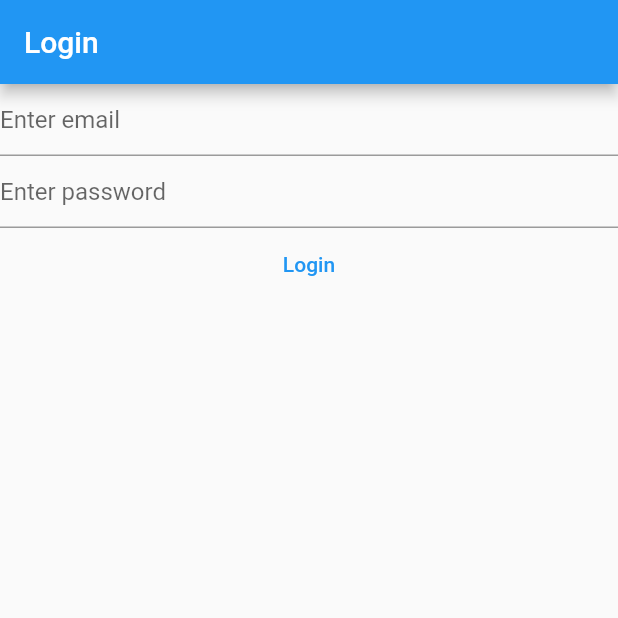
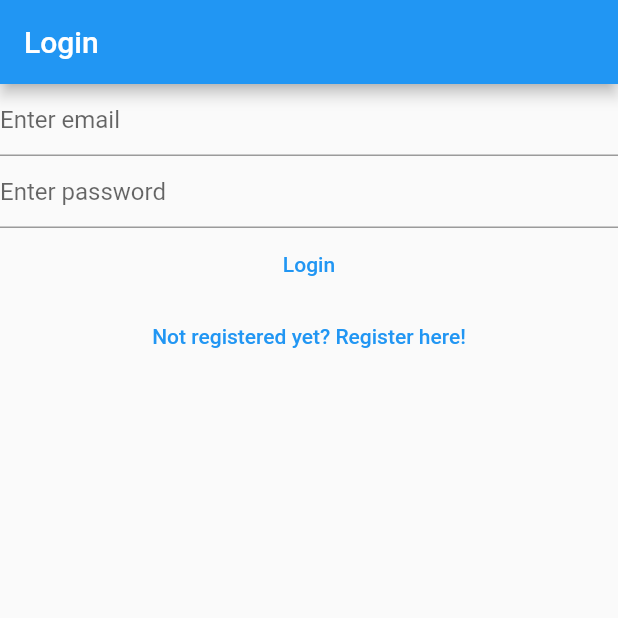
Before and after one commit to abdelillah-tam/first_flutter_app, a Flutter app: the screen it shows after launch, on a phone screen of 412 x 824 dp, the top half of it. Run offline on Flutter 3.47's test engine with Material 2 defaults, Android fonts, the phone set to English and light mode, and no system bars; our stand-ins replace firebase_auth, firebase_core; accounts and stored records are empty.

Commit message:
Separate views, and create register_view.dart

```diff
--- a/lib/main.dart
+++ b/lib/main.dart
@@ -1,8 +1,10 @@
-import 'package:first_flutter_app/firebase_options.dart';
-import 'package:first_flutter_app/views/login_view.dart';
-import 'package:flutter/material.dart';
 import 'package:firebase_auth/firebase_auth.dart';
 import 'package:firebase_core/firebase_core.dart';
+import 'package:first_flutter_app/views/login_view.dart';
+import 'package:first_flutter_app/views/register_view.dart';
+import 'package:flutter/material.dart';
+
+import 'firebase_options.dart';
 
 void main() {
   WidgetsFlutterBinding.ensureInitialized();
@@ -11,6 +13,29 @@ void main() {
     theme: ThemeData(
       primarySwatch: Colors.blue,
     ),
-    home: const LoginView(),
+    home: const HomePage(),
+    routes: {
+      '/login/': (context) => const LoginView(),
+      '/register/': (context) => const RegisterView()
+    },
   ));
 }
+
+class HomePage extends StatelessWidget {
+  const HomePage({Key? key}) : super(key: key);
+
+  @override
+  Widget build(BuildContext context) {
+    return FutureBuilder(
+        future: Firebase.initializeApp(
+            options: DefaultFirebaseOptions.currentPlatform),
+        builder: (context, snapshot) {
+          switch (snapshot.connectionState) {
+            case ConnectionState.done:
+              return LoginView();
+            default:
+              return const CircularProgressIndicator();
+          }
+        });
+  }
+}
--- a/lib/views/login_view.dart
+++ b/lib/views/login_view.dart
@@ -32,22 +32,15 @@ class _LoginViewState extends State<LoginView> {
   @override
   Widget build(BuildContext context) {
     return Scaffold(
-      appBar: AppBar(title: Text('Login')),
-      body: FutureBuilder(
-          future: Firebase.initializeApp(
-              options: DefaultFirebaseOptions.currentPlatform),
-          builder: (context, snapshot) {
-            switch (snapshot.connectionState) {
-              case ConnectionState.done:
-                return Column(
+      appBar: AppBar(title: const Text('Login'),),
+      body: Column(
         children: [
           TextField(
             controller: _email,
             autocorrect: false,
             enableSuggestions: false,
             keyboardType: TextInputType.emailAddress,
-                      decoration:
-                      const InputDecoration(hintText: 'Enter email'),
+            decoration: const InputDecoration(hintText: 'Enter email'),
           ),
           TextField(
               controller: _password,
@@ -55,8 +48,7 @@ class _LoginViewState extends State<LoginView> {
               enableSuggestions: false,
               obscureText: true,
               keyboardType: TextInputType.visiblePassword,
-                        decoration:
-                        const InputDecoration(hintText: 'Enter password')),
+              decoration: const InputDecoration(hintText: 'Enter password')),
           TextButton(
               onPressed: () async {
                 try {
@@ -67,19 +59,21 @@ class _LoginViewState extends State<LoginView> {
                       .signInWithEmailAndPassword(
                           email: email, password: password);
                   print(userCredential);
-                          } on FirebaseAuthException catch(e){
-                            if(e.code == 'user-not-found') {
+                } on FirebaseAuthException catch (e) {
+                  if (e.code == 'user-not-found') {
                     print(e.code);
                   }
                 }
               },
               child: const Text('Login')),
+          TextButton(
+              onPressed: () {
+                Navigator.of(context)
+                    .pushNamedAndRemoveUntil('/register/', (route) => false);
+              },
+              child: const Text('Not registered yet? Register here!'))
         ],
-                );
-              default:
-                return const Text('Loading ..');
-            }
-          }),
+      ),
     );
   }
 }
--- a/lib/views/register_view.dart
+++ b/lib/views/register_view.dart
@@ -33,7 +33,7 @@ class _RegisterViewState extends State<RegisterView> {
   @override
   Widget build(BuildContext context) {
     return Scaffold(
-      appBar: AppBar(title: Text('Register')),
+      appBar: AppBar(title: const Text('Register')),
       body: FutureBuilder(
           future: Firebase.initializeApp(
               options: DefaultFirebaseOptions.currentPlatform),
@@ -70,6 +70,10 @@ class _RegisterViewState extends State<RegisterView> {
                           print(userCredential);
                         },
                         child: const Text('Create an account')),
+                    TextButton(onPressed: () {
+                      Navigator.of(context)
+                          .pushNamedAndRemoveUntil('/login/', (route) => false);
+                    }, child: const Text('Already registered? Log in here!'))
                   ],
                 );
               default:
```
Also changed, not shown: lib/views/verfiy_email_view.dart (added, +31 -0 lines). Lines whose indentation alone changed are shown as unchanged.
